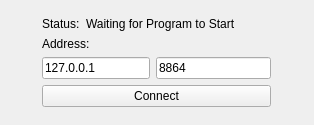
Before: the Qt Designer form client/mainnetworkmanger.ui in haoxingxing/Chess_Game, drawn with Qt 5.
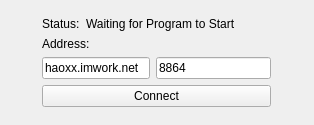
After: the same form once the commit is applied.

```diff
--- a/client/mainnetworkmanger.ui
+++ b/client/mainnetworkmanger.ui
@@ -53,7 +53,7 @@
         <bool>true</bool>
        </property>
        <property name="text">
-        <string>127.0.0.1</string>
+        <string>haoxx.imwork.net</string>
        </property>
       </widget>
      </item>
```
